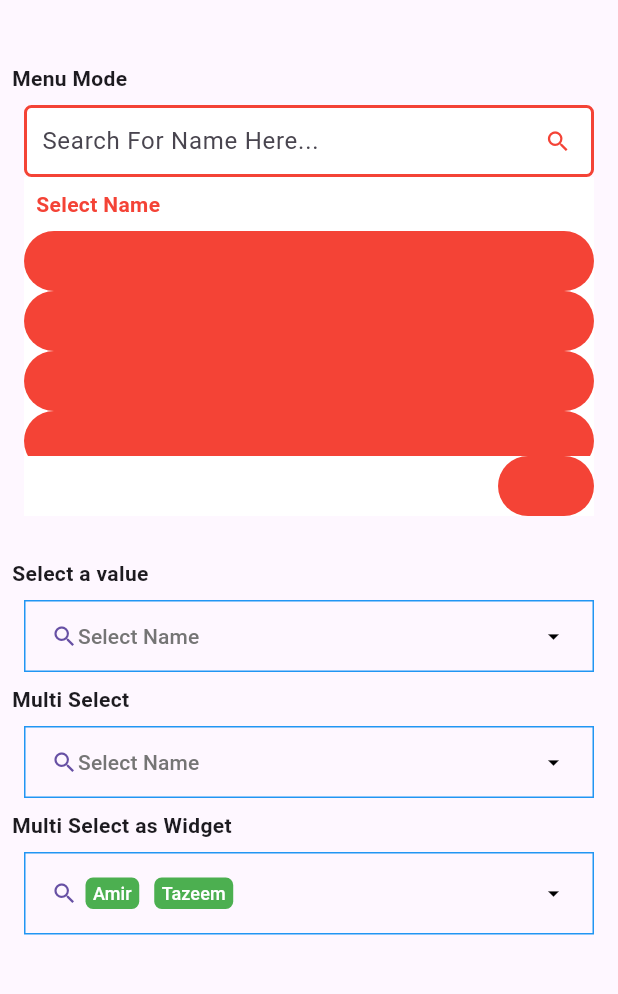
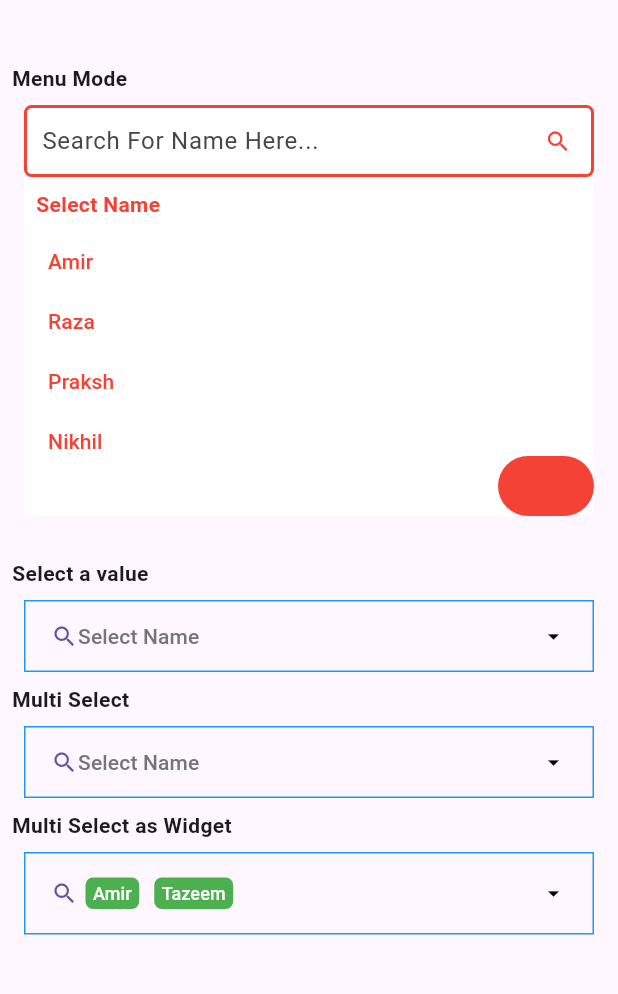
Before and after one commit to prodromossarakinou/custom-searchable-dropdown-ehp, a Flutter app: the screen it shows after launch, after a tap on "Amir", on a phone screen of 412 x 824 dp, the part 63-1057 px from its top. Run offline on Flutter 3.47's test engine with Material 3 defaults, Android fonts, the phone set to English and light mode, and no system bars.

Commit message:
Update custom_searchable_dropdown.dart

```diff
--- a/lib/custom_searchable_dropdown.dart
+++ b/lib/custom_searchable_dropdown.dart
@@ -556,7 +556,7 @@ class _CustomSearchableDropDownState extends State<CustomSearchableDropDown>
             itemBuilder: (BuildContext context, int index) {
               return TextButton(
                 style: TextButton.styleFrom(
-                    backgroundColor: widget.primaryColor ?? Colors.black,
+                    backgroundColor: Colors.white,
                     padding: EdgeInsets.all(8),
                     tapTargetSize: MaterialTapTargetSize.shrinkWrap),
                 child: Padding(
```
